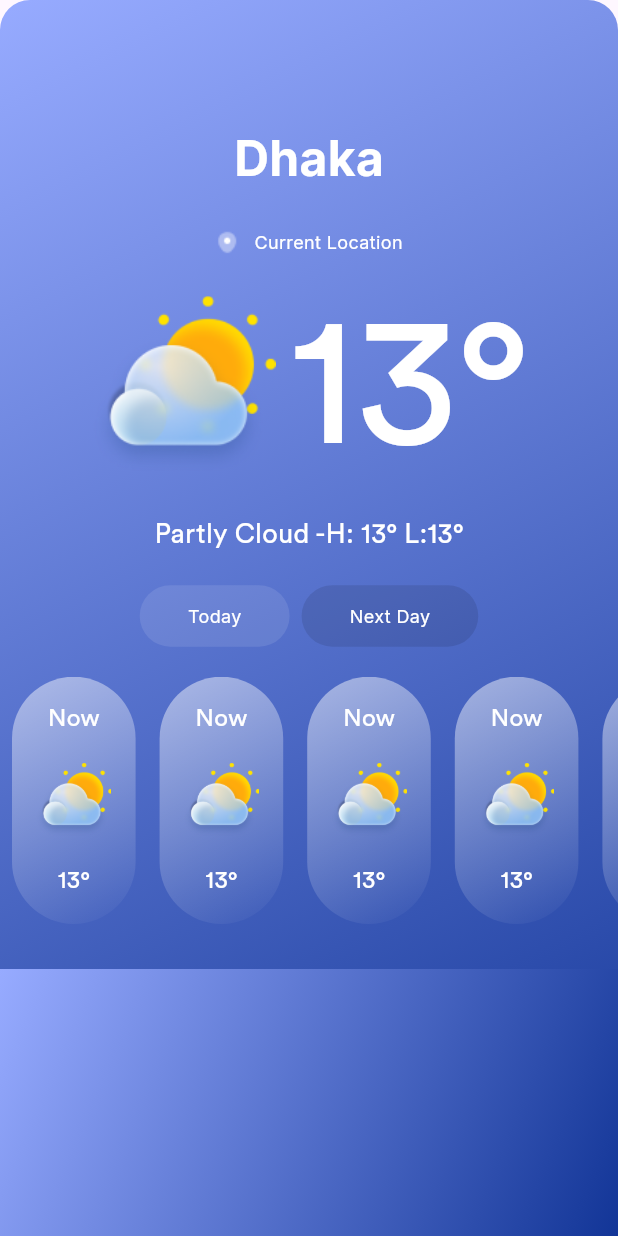
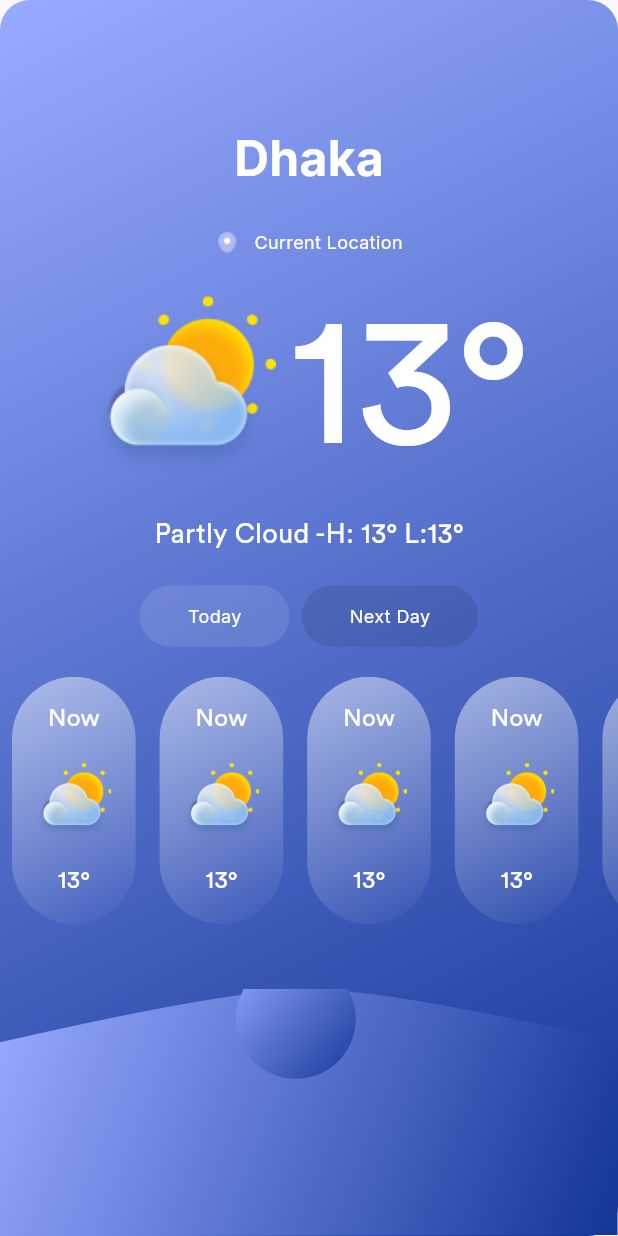
Before and after one commit to Shaown292/weather_app, a Flutter app: the screen it shows after launch, on a phone screen of 412 x 824 dp. Run offline on Flutter 3.47's test engine with Material 3 defaults, Android fonts, the phone set to English and light mode, and no system bars; our stand-ins replace get, google_fonts.

```diff
--- a/lib/app/modules/home/views/home_view.dart
+++ b/lib/app/modules/home/views/home_view.dart
@@ -1,9 +1,9 @@
-
 import 'package:flutter/cupertino.dart';
 import 'package:flutter/material.dart';
 import 'package:flutter/widgets.dart';
 
 import 'package:get/get.dart';
+import 'package:weather_app/app/modules/home/widget/clipPath.dart';
 import 'package:weather_app/constant/image_path/imagePath.dart';
 import 'package:weather_app/constant/textStyle.dart';
 import '../controllers/home_controller.dart';
@@ -15,7 +15,7 @@ class HomeView extends GetView<HomeController> {
   Widget build(BuildContext context) {
     return Scaffold(
       body: Container(
-        width: Get.width ,
+        width: Get.width,
         height: Get.height,
         decoration: BoxDecoration(
           borderRadius: BorderRadius.circular(20),
@@ -107,8 +107,7 @@ class HomeView extends GetView<HomeController> {
                       itemBuilder: (BuildContext context, int index) {
                         return Padding(
                           padding: const EdgeInsets.symmetric(horizontal: 8.0),
-                          child:
-                          Container(
+                          child: Container(
                               height: Get.height * 0.2,
                               width: Get.width * 0.2,
                               padding: const EdgeInsets.symmetric(
@@ -152,9 +151,13 @@ class HomeView extends GetView<HomeController> {
             const SizedBox(
               height: 30,
             ),
-            Expanded(
-              child: ClipPath(
+            Stack(
+              alignment: Alignment.topCenter,
+              children: [
+                ClipPath(
+                  clipper: CustomClipPath(),
                   child: Container(
+                    height: Get.height * 0.2,
                     decoration: const BoxDecoration(
                       gradient: LinearGradient(
                         begin: Alignment.topLeft,
@@ -162,9 +165,29 @@ class HomeView extends GetView<HomeController> {
                         colors: [Color(0xff97ABFF), Color(0xff123597)],
                       ),
                     ),
-
                   ),
                 ),
+                Positioned(
+                  top: -20,
+                  left: Get.width * 0.35,
+                  child: Padding(
+                    padding: const EdgeInsets.symmetric(horizontal: 8.0),
+                    child: Container(
+                      height: 80,
+                      width: 90,
+                      decoration: const BoxDecoration(
+                            gradient: LinearGradient(
+                              begin: Alignment.topLeft,
+                              end: Alignment.bottomRight,
+                              colors: [Color(0xff97ABFF), Color(0xff123597)],
+                            ),
+
+                        shape: BoxShape.circle,
+                      ),
+                    ),
+                  ),
+                ),
+              ],
             ),
           ],
         ),
--- /dev/null
+++ b/lib/app/modules/home/widget/clipPath.dart
@@ -0,0 +1,23 @@
+import 'package:flutter/cupertino.dart';
+
+class CustomClipPath extends CustomClipper <Path>{
+  @override
+  Path getClip(Size size) {
+    double w = size.width;
+    double h = size.height;
+    final path = Path();
+    path.moveTo(size.width*-0.0008333,size.height*0.2171429);
+    path.quadraticBezierTo(size.width*0.3747917,size.height*0.0012429,size.width*0.5000000,size.height*0.0008857);
+    path.quadraticBezierTo(size.width*0.6270083,size.height*0.0020714,size.width*0.9991667,size.height*0.2128571);
+    path.lineTo(size.width*0.9991667,size.height*0.9957143);
+    path.lineTo(size.width*-0.0025000,size.height*1.0014286);
+    path.close();
+    return path;
+  }
+
+  @override
+  bool shouldReclip(covariant CustomClipper<Path> oldClipper) {
+    return false;
+  }
+
+}
```
Lines whose indentation alone changed are shown as unchanged.
